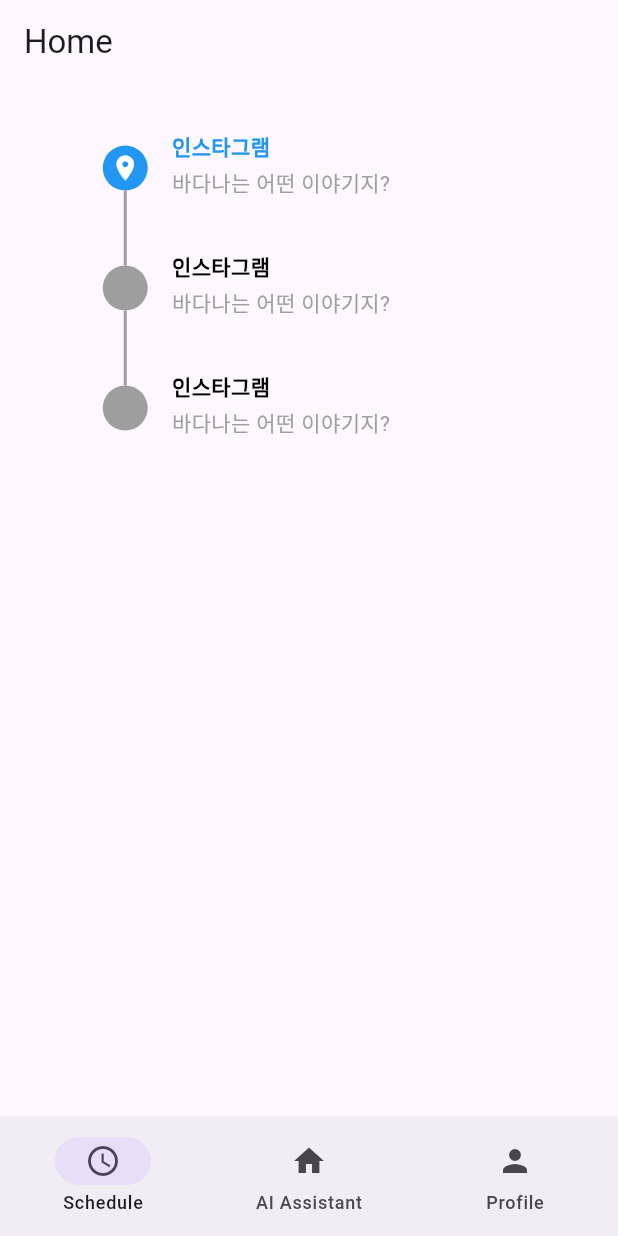
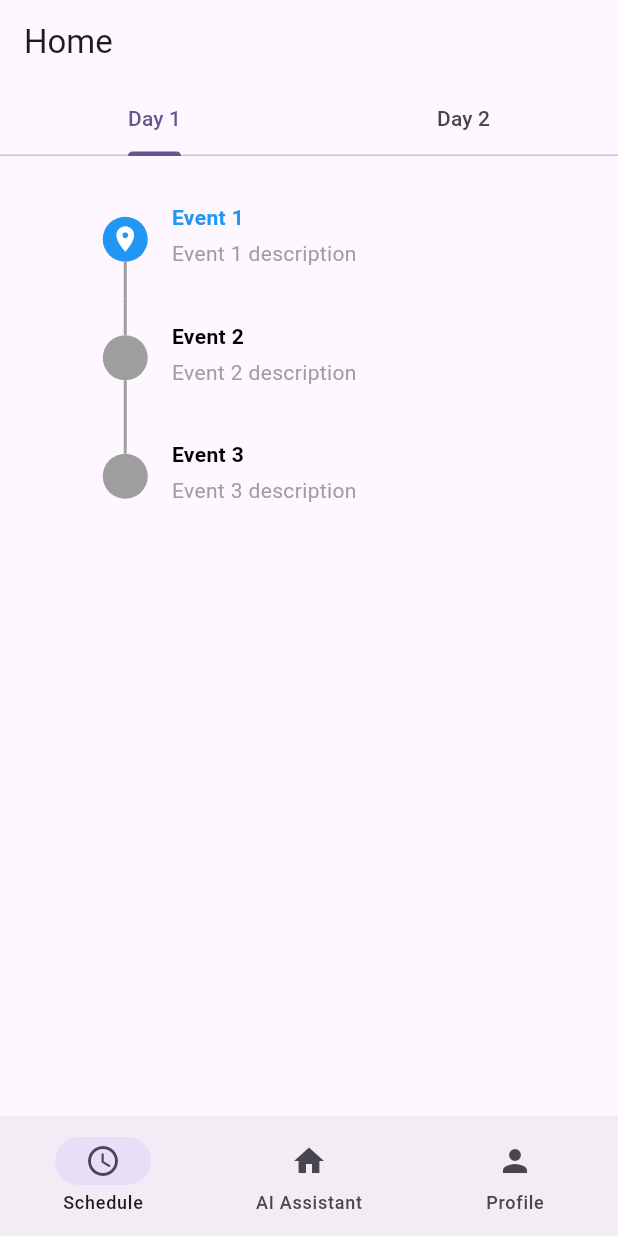
Before and after one commit to vaclisinc/Travelity, a Flutter app: the HomePage screen opened directly, on a phone screen of 412 x 824 dp. Run offline on Flutter 3.47's test engine with Material 3 defaults, Android fonts, the phone set to English and light mode, and no system bars; drawn by our look-alikes of timelines; our stand-ins replace equatable, flutter_bloc, get_it, introduction_screen, shared_preferences; accounts and stored records are empty.

Commit message:
Feat: add TabBar for multiple day schedule

```diff
--- a/lib/constant/tags.dart
+++ b/lib/constant/tags.dart
@@ -1,3 +1,4 @@
+import 'package:travelity/core/model/schedule_event_m.dart';
 import 'package:travelity/core/model/tags_m.dart';
 
 const List<InterestTag> availInterestTags = [
@@ -31,3 +32,46 @@
   TravelPaceTag(tag: 'Medium'),
   TravelPaceTag(tag: 'Fast'),
 ];
+
+const List<List<ScheduleEvent>> mockEvents = [
+  [
+    ScheduleEvent(
+        id: '1',
+        title: 'Event 1',
+        description: 'Event 1 description',
+        startTime: '2023-07-01 10:00',
+        isCurrent: true),
+    ScheduleEvent(
+        id: '2',
+        title: 'Event 2',
+        description: 'Event 2 description',
+        startTime: '2023-07-01 10:00',
+        isCurrent: false),
+    ScheduleEvent(
+        id: '3',
+        title: 'Event 3',
+        description: 'Event 3 description',
+        startTime: '2023-07-01 10:00',
+        isCurrent: false),
+  ],
+  [
+    ScheduleEvent(
+        id: '4',
+        title: 'Event 4',
+        description: 'Event 1 description',
+        startTime: '2023-07-01 10:00',
+        isCurrent: true),
+    ScheduleEvent(
+        id: '5',
+        title: 'Event 5',
+        description: 'Event 2 description',
+        startTime: '2023-07-01 10:00',
+        isCurrent: false),
+    ScheduleEvent(
+        id: '6',
+        title: 'Event 6',
+        description: 'Event 3 description',
+        startTime: '2023-07-01 10:00',
+        isCurrent: false),
+  ]
+];
--- a/lib/features/home/home.dart
+++ b/lib/features/home/home.dart
@@ -1,4 +1,5 @@
 import 'package:flutter/material.dart';
+import 'package:travelity/constant/tags.dart';
 import 'package:travelity/features/home/ai_assistant.dart';
 import 'package:travelity/features/schedule/schedule.dart';
 
@@ -18,7 +19,7 @@
         title: const Text('Home'),
       ),
       body: switch (currentPageIndex) {
-        0 => const ScheduleBody(),
+        0 => const ScheduleBody(allEvents: mockEvents),
         1 => const AIAssistantBody(),
         2 => const Center(child: Text('Profile page')),
         _ => const Center(child: Text('Home page')),
--- a/lib/features/schedule/schedule.dart
+++ b/lib/features/schedule/schedule.dart
@@ -1,9 +1,50 @@
 import 'package:flutter/material.dart';
+import 'package:get_it/get_it.dart';
 import 'package:timelines/timelines.dart';
 import 'package:travelity/core/model/schedule_event_m.dart';
 
 class ScheduleBody extends StatelessWidget {
-  const ScheduleBody({super.key});
+  const ScheduleBody({super.key, required this.allEvents});
+
+  final List<List<ScheduleEvent>> allEvents;
+
+  @override
+  Widget build(BuildContext context) {
+    return DefaultTabController(
+      initialIndex: 0,
+      length: allEvents.length,
+      child: Column(
+        children: [
+          TabBar(
+            tabs: List.generate(allEvents.length, (index) {
+              return Tab(
+                text: 'Day ${index + 1}',
+              );
+            }),
+          ),
+          Expanded(
+            child: TabBarView(
+              physics: const NeverScrollableScrollPhysics(),
+              children: List.generate(allEvents.length, (index) {
+                return ScheduleTimeLine(
+                  events: allEvents[index],
+                );
+              }),
+            ),
+          ),
+        ],
+      ),
+    );
+  }
+}
+
+class ScheduleTimeLine extends StatelessWidget {
+  const ScheduleTimeLine({
+    super.key,
+    required this.events,
+  });
+
+  final List<ScheduleEvent> events;
 
   @override
   Widget build(BuildContext context) {
@@ -19,9 +60,9 @@
         ),
         builder: TimelineTileBuilder.connected(
           connectionDirection: ConnectionDirection.before,
-          itemCount: _events.length,
+          itemCount: events.length,
           contentsBuilder: (context, index) {
-            final event = _events[index];
+            final event = events[index];
             return Padding(
               padding: const EdgeInsets.only(left: 16.0, bottom: 20.0, top: 15),
               child: Column(
@@ -44,7 +85,7 @@
             );
           },
           indicatorBuilder: (context, index) {
-            final event = _events[index];
+            final event = events[index];
             return DotIndicator(
               size: 30.0,
               color: event.isCurrent ? Colors.blue : Colors.grey,
@@ -64,7 +105,7 @@
   }
 }
 
-final List<ScheduleEvent> _events = [
+final List<ScheduleEvent> events = [
   const ScheduleEvent(
       id: '1',
       title: '인스타그램',
```
